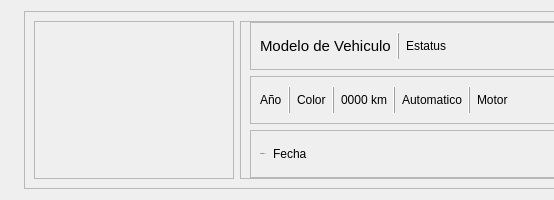
Old version of the form src/ui/vehicleitemlist.ui in the repository ShibaK7/seminuevos; both pictures show x 0 to 554 and y 0 to 200 of the 903 by 200 pixel window.
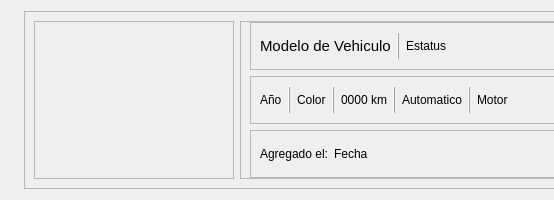
New version of the form. Custom widgets are drawn as their Qt base class.

Commit message:
Normalize the forms for Qt Designer
Saving mainwindow.ui, loginwindow.ui or vehicleitemlist.ui in Designer
rewrote lines nobody had touched, so the first edit by the front team would
have come with unrelated noise. The forms are now in the shape Designer
writes, and saving them again changes nothing.

The date filters used a minimum date-time that Designer shifted by the time
zone on every save (18:00 on Jan 11 became 0:00 on Jan 12); they now use a
plain minimum date, Jan 1 2015. The comments Designer drops from
vehicleitemlist.ui move to its .cpp.

The edit to the form file:
```diff
--- a/src/ui/vehicleitemlist.ui
+++ b/src/ui/vehicleitemlist.ui
@@ -366,7 +366,6 @@
               <property name="font">
                <font>
                 <family>Segoe UI</family>
-                <pointsize>-1</pointsize>
                 <bold>false</bold>
                </font>
               </property>
```
Left out of the diff: 13 changed lines with no effect on the pictures. The commit also changes 3 other files.
